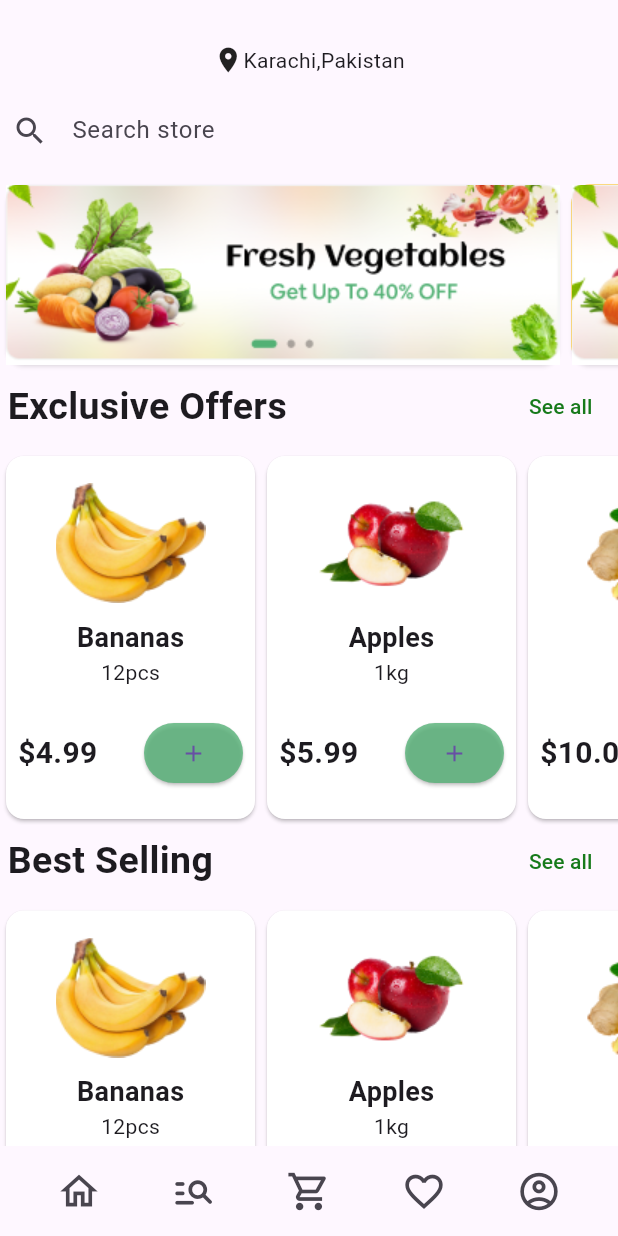
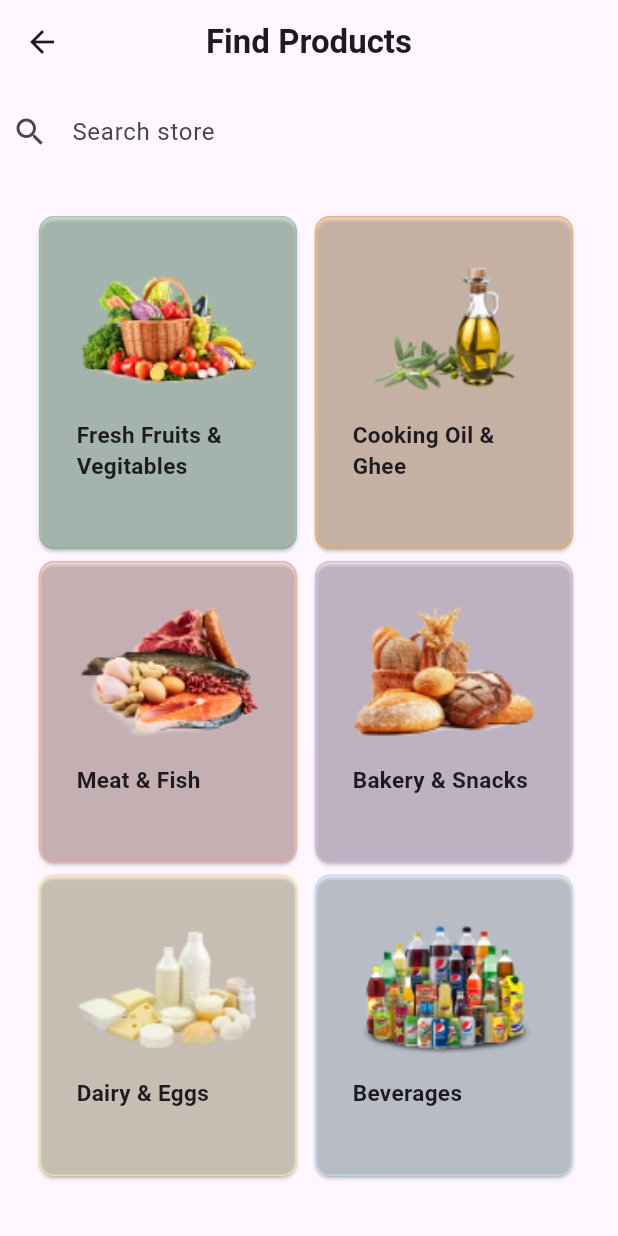
Before and after one commit to hassanshakil22/Basic-ecommerce-App, a Flutter app: the screen it shows after launch, after a tap on the "manage search" icon, on a phone screen of 412 x 824 dp. Run offline on Flutter 3.47's test engine with Material 3 defaults, Android fonts, the phone set to English and light mode, and no system bars; our stand-ins replace expandable_text; missing offline and left inert: givestarreviews.

Commit message:
completing Explore page

```diff
--- /dev/null
+++ b/lib/find_products_card.dart
@@ -0,0 +1,65 @@
+import 'package:flutter/material.dart';
+
+class FindProductCard extends StatefulWidget {
+  final String ImgPath;
+  final String title;
+  final Color bordercolor;
+  final Color maincolor;
+
+  const FindProductCard(
+      {super.key,
+      required this.ImgPath,
+      required this.title,
+      required this.bordercolor,
+      required this.maincolor});
+
+  @override
+  State<FindProductCard> createState() => _FindProductCardState();
+}
+
+class _FindProductCardState extends State<FindProductCard> {
+  @override
+  Widget build(BuildContext context) {
+    return Padding(
+      padding: const EdgeInsets.symmetric(horizontal: 2),
+      child: SizedBox(
+        width: 180,
+        child: Card(
+          color: widget.maincolor,
+          shape: RoundedRectangleBorder(
+            side: BorderSide(
+                color: widget.bordercolor,
+                width: 1.0), // Set border color and width
+            borderRadius: BorderRadius.circular(10.0), // Set border radius
+          ),
+          child: Padding(
+            padding: EdgeInsets.all(25.0),
+            child: Column(
+              children: [
+                Container(
+                  width: 130,
+                  height: 100,
+                  child: Image.asset(
+                    widget.ImgPath,
+                    scale: 0.5,
+                  ),
+                ),
+                SizedBox(height: 10),
+                Container(
+                    width: 130,
+                    child: Text(
+                      widget.title,
+                      style:
+                          TextStyle(fontWeight: FontWeight.w600, fontSize: 15),
+                    )),
+                SizedBox(
+                  height: 20,
+                )
+              ],
+            ),
+          ),
+        ),
+      ),
+    );
+  }
+}
--- /dev/null
+++ b/lib/find_products_view.dart
@@ -0,0 +1,108 @@
+import 'package:ecommerce/find_products_card.dart';
+import 'package:flutter/material.dart';
+
+class FindProductsView extends StatelessWidget {
+  const FindProductsView({super.key});
+
+  @override
+  Widget build(BuildContext context) {
+    TextEditingController searchFieldController = TextEditingController();
+    return Scaffold(
+      appBar: AppBar(
+        centerTitle: true,
+        title: Text(
+          "Find Products",
+          style: TextStyle(fontWeight: FontWeight.bold),
+        ),
+      ),
+      body: Column(
+        children: [
+          Padding(
+            padding: const EdgeInsets.all(8.0),
+            child: TextField(
+              controller: searchFieldController,
+              decoration: const InputDecoration(
+                  icon: Icon(Icons.search),
+                  border: InputBorder.none,
+                  hintText: "Search store"),
+            ),
+          ),
+          Expanded(
+              child: SingleChildScrollView(
+            child: Padding(
+              padding: const EdgeInsets.all(20.0),
+              child: Column(
+                children: [
+                  Row(
+                    children: [
+                      FindProductCard(
+                        ImgPath:
+                            "assets/images/findproductimages/freshfruits&veggies.png",
+                        title: "Fresh Fruits & Vegitables",
+                        bordercolor: Color.fromARGB(
+                          100,
+                          83,
+                          177,
+                          117,
+                        ),
+                        maincolor: Color.fromARGB(
+                          50,
+                          83,
+                          177,
+                          117,
+                        ),
+                      ),
+                      FindProductCard(
+                        ImgPath:
+                            "assets/images/findproductimages/cookingoil.png",
+                        title: "Cooking Oil & Ghee",
+                        bordercolor: Color.fromARGB(
+                          200,
+                          248,
+                          164,
+                          76,
+                        ),
+                        maincolor: Color.fromARGB(50, 248, 164, 76),
+                      )
+                    ],
+                  ), //first
+                  Row(
+                    children: [
+                      FindProductCard(
+                          ImgPath:
+                              "assets/images/findproductimages/meat&fish.png",
+                          title: "Meat & Fish",
+                          bordercolor: Color.fromARGB(200, 247, 165, 147),
+                          maincolor: Color.fromARGB(50, 247, 165, 147)),
+                      FindProductCard(
+                          ImgPath:
+                              "assets/images/findproductimages/bakery&snacks.png",
+                          title: "Bakery & Snacks",
+                          bordercolor: Color.fromARGB(200, 211, 176, 224),
+                          maincolor: Color.fromARGB(50, 211, 176, 224))
+                    ],
+                  ), //secod
+                  Row(
+                    children: [
+                      FindProductCard(
+                          ImgPath: "assets/images/findproductimages/dairy.png",
+                          title: "Dairy & Eggs",
+                          bordercolor: Color.fromARGB(200, 253, 229, 152),
+                          maincolor: Color.fromARGB(50, 253, 229, 152)),
+                      FindProductCard(
+                          ImgPath:
+                              "assets/images/findproductimages/beverages.png",
+                          title: "Beverages",
+                          bordercolor: Color.fromARGB(200, 183, 223, 245),
+                          maincolor: Color.fromARGB(50, 183, 223, 245))
+                    ],
+                  ), //third
+                ],
+              ),
+            ), //scrollable column
+          ))
+        ],
+      ), //main body column
+    );
+  }
+}
--- a/lib/home_view.dart
+++ b/lib/home_view.dart
@@ -1,3 +1,4 @@
+import 'package:ecommerce/find_products_view.dart';
 import 'package:ecommerce/home_card.dart';
 import 'package:ecommerce/home_smallcard.dart';
 import 'package:flutter/material.dart';
@@ -245,28 +246,57 @@ class _HomeViewState extends State<HomeView> {
             child: Row(
               mainAxisAlignment: MainAxisAlignment.spaceEvenly,
               children: [
-                IconButton(
+                ElevatedButton(
                   onPressed: () {},
-                  icon: const Icon(
+                  style: ElevatedButton.styleFrom(elevation: 0),
+                  child: const Icon(
                     Icons.home_outlined,
                     size: 30,
+                    color: Colors.black,
                   ),
                 ),
-                IconButton(
+                ElevatedButton(
+                  onPressed: () {
+                    Navigator.push(
+                        context,
+                        MaterialPageRoute(
+                            builder: (context) => FindProductsView()));
+                  },
+                  style: ElevatedButton.styleFrom(
+                    elevation: 0,
+                  ),
+                  child: const Icon(
+                    Icons.manage_search_rounded,
+                    size: 30,
+                    color: Colors.black,
+                  ),
+                ),
+                ElevatedButton(
                   onPressed: () {},
-                  icon: const Icon(Icons.manage_search_rounded, size: 30),
+                  style: ElevatedButton.styleFrom(elevation: 0),
+                  child: const Icon(
+                    Icons.shopping_cart_outlined,
+                    size: 30,
+                    color: Colors.black,
+                  ),
                 ),
-                IconButton(
+                ElevatedButton(
                   onPressed: () {},
-                  icon: const Icon(Icons.shopping_cart_outlined, size: 30),
+                  style: ElevatedButton.styleFrom(elevation: 0),
+                  child: Icon(
+                    Icons.favorite_border_outlined,
+                    size: 30,
+                    color: Colors.black,
+                  ),
                 ),
-                IconButton(
+                ElevatedButton(
                   onPressed: () {},
-                  icon: const Icon(Icons.favorite_border_outlined, size: 30),
-                ),
-                IconButton(
-                  onPressed: () {},
-                  icon: const Icon(Icons.account_circle_outlined, size: 30),
+                  style: ElevatedButton.styleFrom(elevation: 0),
+                  child: const Icon(
+                    Icons.account_circle_outlined,
+                    size: 30,
+                    color: Colors.black,
+                  ),
                 ),
               ],
             ),
```
Also changed, not shown: pubspec.yaml (+7 -1 lines), assets/images/findproductimages/bakery&snacks.png (added), assets/images/findproductimages/beverages.png (added), assets/images/findproductimages/cookingoil.png (added), assets/images/findproductimages/dairy.png (added), assets/images/findproductimages/freshfruits&veggies.png (added), assets/images/findproductimages/meat&fish.png (added).
